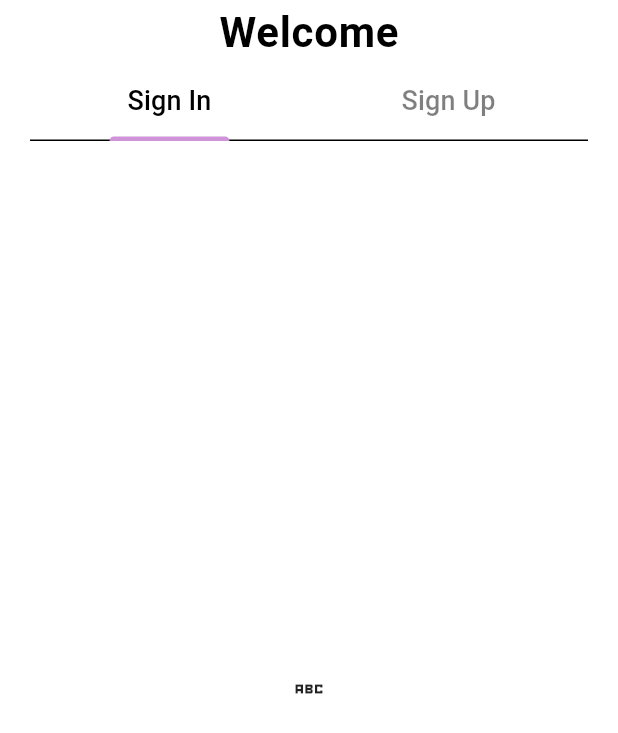
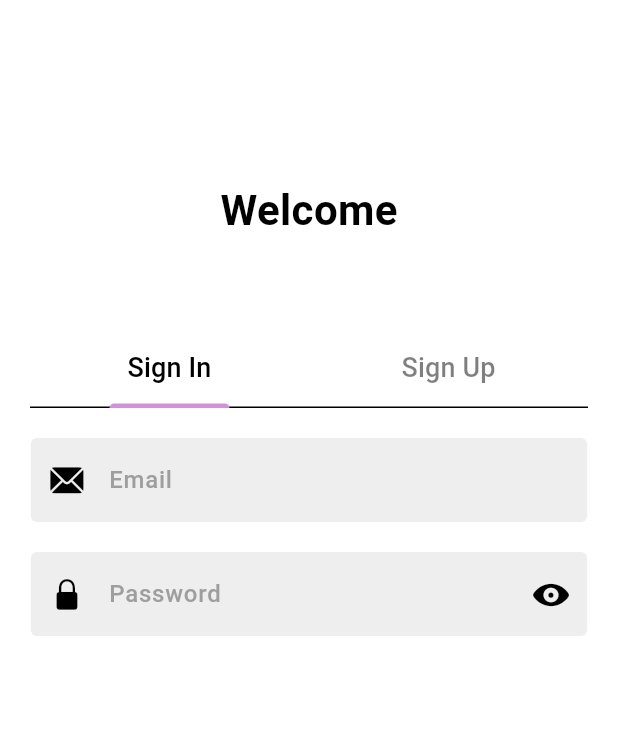
Before and after one commit to antonio63963/flutter_social, a Flutter app: the screen it shows after launch, on a phone screen of 412 x 824 dp. Shown: the top 733 px of the screen. Run offline on Flutter 3.47's test engine with Material 3 defaults, Android fonts, the phone set to English and light mode, and no system bars; our stand-ins replace bloc, cloud_firestore, equatable, firebase_auth, firebase_core, flutter_bloc and 1 more; accounts and stored records are empty.

Commit message:
added password input

```diff
--- /dev/null
+++ b/lib/components/my_text_field.dart
@@ -0,0 +1,68 @@
+import 'package:flutter/material.dart';
+import 'package:social/utils/constants.dart';
+
+class MyTextField extends StatelessWidget {
+  final TextEditingController controller;
+  final String hintText;
+  final bool obscureText;
+  final TextInputType keyboardType;
+  final Widget? suffixIcon;
+  final VoidCallback? onTap;
+  final Widget? prefixIcon;
+  final String? Function(String?) validator;
+  final FocusNode? focusNode;
+  final String? errMsg;
+  final String? Function(String?)? onChanged;
+
+  const MyTextField({
+    super.key,
+    required this.controller,
+    required this.hintText,
+    required this.obscureText,
+    required this.keyboardType,
+    this.suffixIcon,
+    this.onTap,
+    this.prefixIcon,
+    required this.validator,
+    this.focusNode,
+    this.errMsg,
+    this.onChanged,
+  });
+
+  @override
+  Widget build(BuildContext context) {
+    return TextFormField(
+      // textAlignVertical: TextAlignVertical.center,
+      validator: validator,
+      controller: controller,
+      obscureText: obscureText,
+      keyboardType: keyboardType,
+      focusNode: focusNode,
+      onTap: onTap,
+      textInputAction: TextInputAction.next,
+      onChanged: onChanged,
+      decoration: InputDecoration(
+        suffixIcon: suffixIcon,
+        prefixIcon: prefixIcon,
+        enabledBorder: OutlineInputBorder(
+          borderRadius: BorderRadius.circular(Utils.radius),
+          borderSide: const BorderSide(color: Colors.transparent),
+        ),
+        focusedBorder: OutlineInputBorder(
+          borderSide: BorderSide(
+            color: Theme.of(context).colorScheme.secondary,
+          ),
+        ),
+        fillColor: Colors.grey.shade200,
+        filled: true,
+        hintText: hintText,
+        hintStyle: TextStyle(
+          color: Colors.grey[500],
+          fontSize: 16,
+          fontWeight: FontWeight.w500,
+        ),
+        errorText: errMsg,
+      ),
+    );
+  }
+}
--- a/lib/constants/colors.dart
+++ /dev/null
@@ -1,13 +0,0 @@
-import 'package:flutter/material.dart';
-
-const myColors = ColorScheme.light(
-  background: Colors.white,
-  onBackground: Colors.black,
-  primary: Color.fromRGBO(206, 147, 216, 1),
-  onPrimary: Colors.black,
-  secondary: Color.fromRGBO(244, 143, 177, 1),
-  onSecondary: Colors.white,
-  tertiary: Color.fromRGBO(255, 204, 128, 1),
-  error: Colors.red,
-  outline: Color(0xFF424242),
-);
--- /dev/null
+++ b/lib/screens/authentication/content/sign_in_screen.dart
@@ -0,0 +1,71 @@
+import 'package:flutter/cupertino.dart';
+import 'package:flutter/material.dart';
+import 'package:social/components/my_text_field.dart';
+import 'package:social/utils/validators.dart';
+
+class SignInScreen extends StatefulWidget {
+  const SignInScreen({super.key});
+
+  @override
+  State<SignInScreen> createState() => _SignInScreenState();
+}
+
+class _SignInScreenState extends State<SignInScreen> {
+  final GlobalKey _formKey = GlobalKey<FormState>();
+  final emailController = TextEditingController();
+  final passwordController = TextEditingController();
+  String? _errMsg;
+  bool obscurePassword = true;
+
+  @override
+  Widget build(BuildContext context) {
+    return Form(
+      key: _formKey,
+      child: Column(
+        mainAxisSize: MainAxisSize.min,
+        children: [
+          const SizedBox(
+            height: 20,
+          ),
+          SizedBox(
+            width: MediaQuery.of(context).size.width * .9,
+            child: MyTextField(
+              controller: emailController,
+              hintText: 'Email',
+              obscureText: false,
+              keyboardType: TextInputType.emailAddress,
+              prefixIcon: const Icon(CupertinoIcons.mail_solid),
+              errMsg: _errMsg,
+              validator: Validators.email,
+            ),
+          ),
+          const SizedBox(height: 20),
+          SizedBox(
+            width: MediaQuery.of(context).size.width * .9,
+            child: MyTextField(
+              controller: passwordController,
+              hintText: 'Password',
+              obscureText: obscurePassword,
+              keyboardType: TextInputType.emailAddress,
+              prefixIcon: const Icon(CupertinoIcons.lock_fill),
+              errMsg: _errMsg,
+              validator: Validators.password,
+              suffixIcon: IconButton(
+                onPressed: () {
+                  setState(() {
+                    obscurePassword = !obscurePassword;
+                  });
+                },
+                icon: Icon(
+                  obscurePassword
+                      ? CupertinoIcons.eye_fill
+                      : CupertinoIcons.eye_slash_fill,
+                ),
+              ),
+            ),
+          ),
+        ],
+      ),
+    );
+  }
+}
--- /dev/null
+++ b/lib/screens/authentication/content/sign_up_screen.dart
@@ -0,0 +1,10 @@
+import 'package:flutter/material.dart';
+
+class SignUpScreen extends StatelessWidget {
+  const SignUpScreen({super.key});
+
+  @override
+  Widget build(BuildContext context) {
+    return const Placeholder();
+  }
+}
--- a/lib/screens/authentication/welcome_screen.dart
+++ b/lib/screens/authentication/welcome_screen.dart
@@ -1,5 +1,6 @@
 import 'package:flutter/material.dart';
-import 'package:flutter/widgets.dart';
+import 'package:social/screens/authentication/content/sign_in_screen.dart';
+import 'package:social/screens/authentication/content/sign_up_screen.dart';
 
 class WelcomeScreen extends StatefulWidget {
   const WelcomeScreen({super.key});
@@ -34,8 +35,13 @@ class _WelcomeScreenState extends State<WelcomeScreen>
             child: Padding(
               padding: const EdgeInsets.symmetric(horizontal: 20.0),
               child: Column(
+                mainAxisSize: MainAxisSize.min,
                 children: [
-                    Text('Welcome', style: theme.textTheme.bodyLarge?.copyWith(fontWeight: FontWeight.w700, fontSize: 28)),
+                  const SizedBox(height: 120),
+                  const Text('Welcome',
+                      style:
+                          TextStyle(fontWeight: FontWeight.w700, fontSize: 28)),
+                  const SizedBox(height: 60),
                   TabBar(
                     controller: tabController,
                     unselectedLabelColor:
@@ -64,24 +70,19 @@ class _WelcomeScreenState extends State<WelcomeScreen>
                   ),
                   Expanded(
                     child: TabBarView(
-                        children: [
-                          Container(
-                              child: Center(
-                            child: Icon(Icons.abc_sharp),
-                          )),
-                          Container(
-                              child: Center(
-                            child: Icon(Icons.wine_bar_outlined),
-                          )),
+                      controller: tabController,
+                      children: const [
+                        SignInScreen(),
+                        SignUpScreen(),
                       ],
-                        controller: tabController,
                     ),
                   ),
                 ],
               ),
             ),
           ),
-          )),
+        ),
+      ),
     );
   }
 }
--- a/lib/utils/constants.dart
+++ b/lib/utils/constants.dart
@@ -1,4 +1,3 @@
 class Utils {
   static double radius = 4;
-  static RegExp emailRegExp = RegExp(r'^[\w-\.]+@([\w-]+.)+[\w-]{2,4}$');
 }
--- a/lib/utils/validators.dart
+++ b/lib/utils/validators.dart
@@ -1,12 +1,24 @@
-import 'package:social/utils/constants.dart';
+class Validators {
+  static RegExp emailRegExp = RegExp(r'^[\w-\.]+@([\w-]+.)+[\w-]{2,4}$');
+  // 8 char, one uppercase, num, and one special character
+  static RegExp passwordRexExp = RegExp(
+      r'^(?=.*?[A-Z])(?=.*?[a-z])(?=.*?[0-9])(?=.*?[!@#\$&*~`)\%\-(_+=;:,.<>/?"[{\]}\|^]).{8,}$');
 
-class Validators {
   static String? email(val) {
     if (val!.isEmpty) {
       return 'Please fill in this field';
-    } else if (!Utils.emailRegExp.hasMatch(val)) {
+    } else if (emailRegExp.hasMatch(val)) {
       return 'Please enter a valid email';
     }
     return null;
   }
+
+  static String? password(val) {
+    if (val!.isEmpty) {
+      return 'Please fill in this field';
+    } else if (val.length < 6) {
+      return 'Please enter a valid password min 6 symbols';
+    }
+    return null;
+  }
 }
```
Lines whose indentation alone changed are shown as unchanged.
